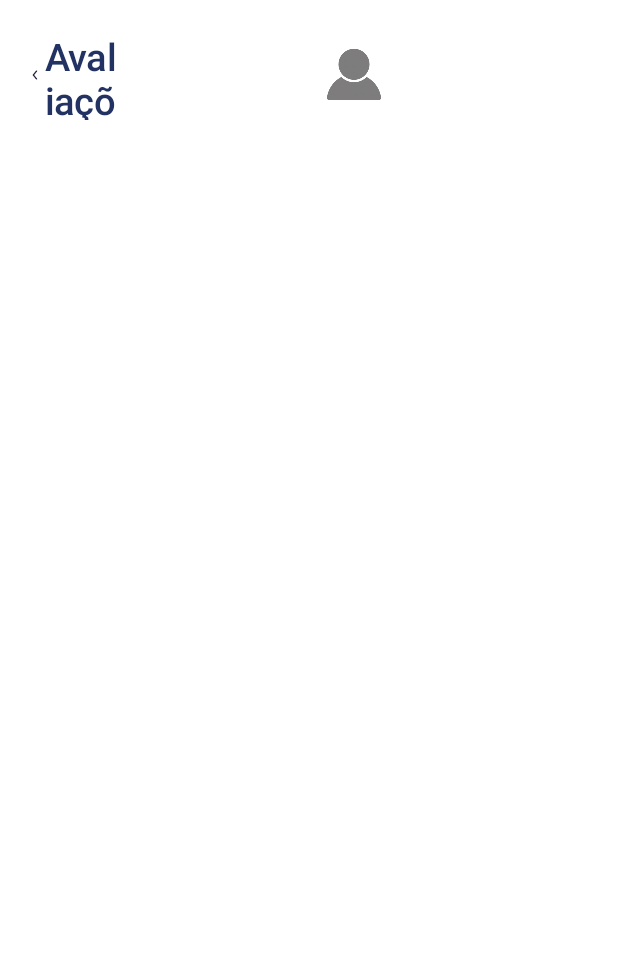
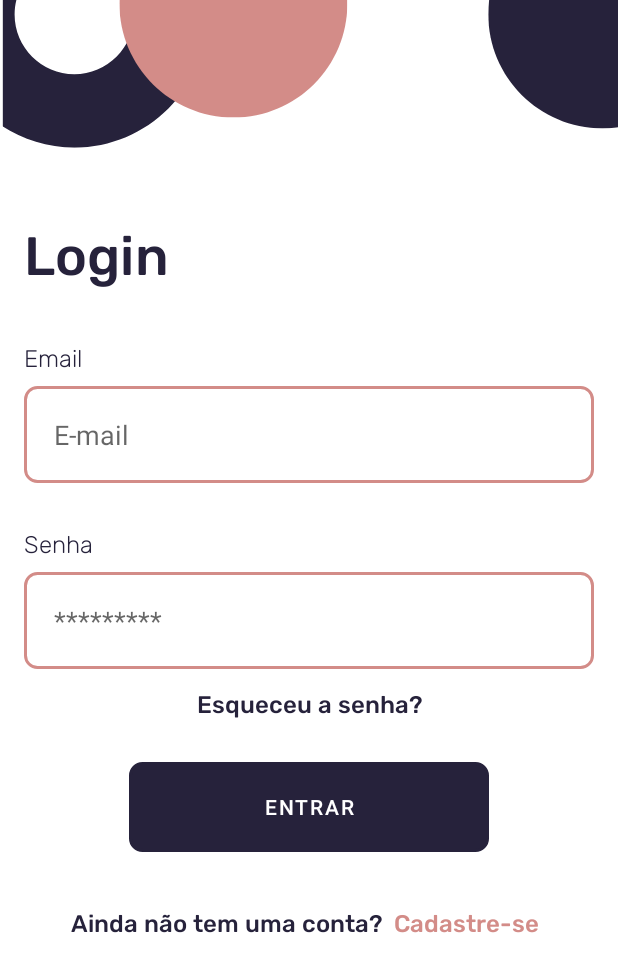
Before and after one commit to Sweet-Stock/mobile, an Android app: the screen it shows after launch (RatingPage before the commit, MainActivity after it), on a phone screen of 412 x 824 dp. Shown: the top 972 px of the screen. Run offline under Robolectric (Android 15) with nearby library versions, the phone set to English and light mode, and no system bars.

Commit message:
login page

```diff
--- a/app/src/main/java/com/example/sweet_store/MainActivity.kt
+++ b/app/src/main/java/com/example/sweet_store/MainActivity.kt
@@ -9,7 +9,7 @@ class MainActivity : AppCompatActivity() {
     override fun onCreate(savedInstanceState: Bundle?) {
         super.onCreate(savedInstanceState)
         setContentView(R.layout.activity_main)
-        startActivity(Intent(this, RatingPage::class.java))
+      //  startActivity(Intent(this, RatingPage::class.java))
     }
 
 }
--- a/app/src/main/res/drawable/bt_style.xml
+++ b/app/src/main/res/drawable/bt_style.xml
@@ -1,4 +1,6 @@
 <?xml version="1.0" encoding="utf-8"?>
-<selector xmlns:android="http://schemas.android.com/apk/res/android">
-
-</selector>
+<shape xmlns:android="http://schemas.android.com/apk/res/android" android:shape="rectangle">
+    <stroke
+        android:width="2dp" />
+    <corners android:radius="8dp"/>
+</shape>
--- a/app/src/main/res/drawable/et_style.xml
+++ b/app/src/main/res/drawable/et_style.xml
@@ -1,4 +1,7 @@
 <?xml version="1.0" encoding="utf-8"?>
-<selector xmlns:android="http://schemas.android.com/apk/res/android">
-
-</selector>
+<shape xmlns:android="http://schemas.android.com/apk/res/android" android:shape="rectangle">
+    <stroke
+        android:width="2dp"
+        android:color="#D38C88" />
+    <corners android:radius="8dp"/>
+</shape>
--- a/app/src/main/res/layout/activity_main.xml
+++ b/app/src/main/res/layout/activity_main.xml
@@ -7,17 +7,19 @@
     android:orientation="vertical"
     tools:context=".MainActivity">
 
+
     <ImageView
         android:layout_width="438dp"
-        android:layout_height="182dp"
+        android:layout_height="133dp"
         android:scaleType="fitStart"
         android:src="@drawable/banner" />
 
     <LinearLayout
         android:layout_width="match_parent"
         android:layout_height="wrap_content"
-        android:padding="16dp"
-        android:orientation="vertical">
+        android:gravity="center"
+        android:orientation="vertical"
+        android:padding="16dp">
 
         <TextView
             android:layout_width="match_parent"
@@ -27,5 +29,102 @@
             android:textColor="@color/primary"
             android:textSize="36dp" />
 
+        <TextView
+            android:layout_width="match_parent"
+            android:layout_height="wrap_content"
+            android:layout_marginTop="36dp"
+            android:layout_marginBottom="8dp"
+
+            android:fontFamily="@font/rubik_light"
+            android:text="Email"
+            android:textColor="@color/primary"
+            android:textSize="16dp" />
+
+        <EditText
+            android:id="@+id/etEmail"
+            android:layout_width="match_parent"
+            android:layout_height="wrap_content"
+            android:background="@drawable/et_style"
+            android:hint="E-mail"
+            android:padding="20dp" />
+
+        <TextView
+            android:layout_width="match_parent"
+            android:layout_height="wrap_content"
+            android:layout_marginTop="32dp"
+            android:layout_marginBottom="8dp"
+            android:fontFamily="@font/rubik_light"
+            android:inputType="textEmailAddress"
+            android:text="Senha"
+            android:textColor="@color/primary"
+            android:textSize="16dp" />
+
+        <EditText
+            android:id="@+id/etPassword"
+            android:layout_width="match_parent"
+            android:layout_height="wrap_content"
+            android:background="@drawable/et_style"
+            android:hint="*********"
+            android:inputType="textPassword"
+            android:padding="20dp" />
+
+        <TextView
+            android:layout_width="match_parent"
+            android:layout_height="wrap_content"
+            android:layout_marginTop="14dp"
+            android:layout_marginBottom="8dp"
+            android:fontFamily="@font/rubik_medium"
+            android:text="Esqueceu a senha?"
+            android:textAlignment="center"
+            android:textColor="@color/primary"
+            android:textSize="16dp" />
+
+        <LinearLayout
+            android:layout_width="match_parent"
+            android:layout_height="wrap_content"
+            android:layout_gravity="center_vertical"
+            android:layout_marginBottom="64dp"
+            android:gravity="center"
+            android:orientation="vertical">
+
+            <Button
+                android:layout_width="240dp"
+                android:layout_height="60dp"
+                android:layout_marginTop="20dp"
+                android:background="@drawable/bt_style"
+                android:text="Entrar"
+                android:textAlignment="center"
+                android:textColor="#FFFF" />
+
+            <LinearLayout
+                android:layout_width="match_parent"
+                android:layout_height="wrap_content"
+                android:gravity="center">
+
+                <TextView
+                    android:layout_width="208dp"
+                    android:layout_height="wrap_content"
+                    android:layout_marginTop="32dp"
+                    android:layout_marginBottom="20dp"
+                    android:fontFamily="@font/rubik_medium"
+                    android:text="Ainda não tem uma conta?"
+                    android:textAlignment="textEnd"
+                    android:textColor="@color/primary"
+                    android:textSize="16dp" />
+
+                <TextView
+                    android:layout_width="110dp"
+                    android:layout_height="wrap_content"
+                    android:layout_marginTop="32dp"
+                    android:layout_marginBottom="20dp"
+                    android:fontFamily="@font/rubik_medium"
+                    android:text="  Cadastre-se"
+                    android:textColor="@color/secondary"
+                    android:textSize="16dp" />
+            </LinearLayout>
+
+        </LinearLayout>
+
+
     </LinearLayout>
 </LinearLayout>
--- a/app/src/main/res/values/colors.xml
+++ b/app/src/main/res/values/colors.xml
@@ -1,9 +1,10 @@
 <?xml version="1.0" encoding="utf-8"?>
 <resources>
     <color name="purple_200">#FFBB86FC</color>
-    <color name="purple_500">#FFD38C88</color>
+    <color name="purple_500">#FF26223B</color>
     <color name="primary">#FF26223B</color>
-    <color name="purple_700">#FFD38C88</color>
+    <color name="secondary">#FFD38C88</color>
+    <color name="purple_700">#FF26223B</color>
     <color name="teal_200">#FF03DAC5</color>
     <color name="teal_700">#FF018786</color>
     <color name="black">#FF000000</color>
```
